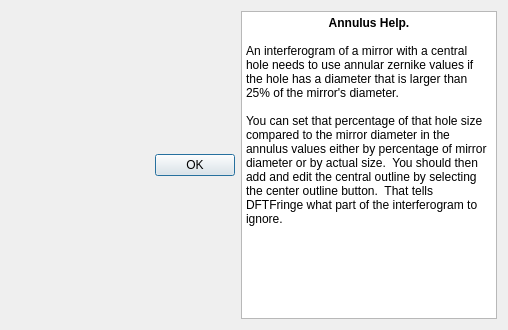
Old version of the form annulushelpdlg.ui in the repository githubdoe/DFTFringe.
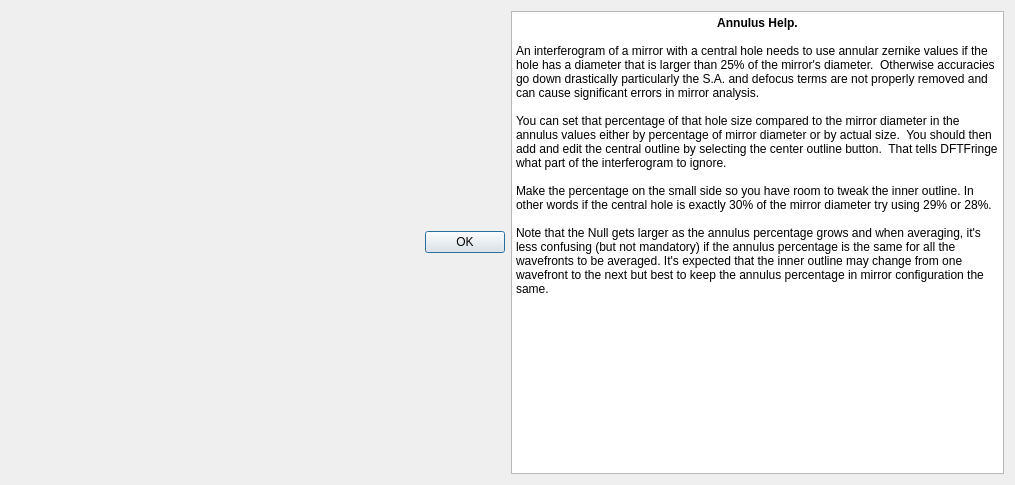
New version of the form.

Commit message: issue #258 improve annulus help text

```diff
--- a/annulushelpdlg.ui
+++ b/annulushelpdlg.ui
@@ -6,8 +6,8 @@
    <rect>
     <x>0</x>
     <y>0</y>
-    <width>508</width>
-    <height>330</height>
+    <width>1015</width>
+    <height>485</height>
    </rect>
   </property>
   <property name="windowTitle">
@@ -33,13 +33,20 @@
       <string>&lt;!DOCTYPE HTML PUBLIC &quot;-//W3C//DTD HTML 4.0//EN&quot; &quot;http://www.w3.org/TR/REC-html40/strict.dtd&quot;&gt;
 &lt;html&gt;&lt;head&gt;&lt;meta name=&quot;qrichtext&quot; content=&quot;1&quot; /&gt;&lt;meta charset=&quot;utf-8&quot; /&gt;&lt;style type=&quot;text/css&quot;&gt;
 p, li { white-space: pre-wrap; }
+hr { height: 1px; border-width: 0; }
+li.unchecked::marker { content: &quot;\2610&quot;; }
+li.checked::marker { content: &quot;\2612&quot;; }
 &lt;/style&gt;&lt;/head&gt;&lt;body style=&quot; font-family:'Segoe UI'; font-size:9pt; font-weight:400; font-style:normal;&quot;&gt;
 &lt;p align=&quot;center&quot; style=&quot; margin-top:0px; margin-bottom:0px; margin-left:0px; margin-right:0px; -qt-block-indent:0; text-indent:0px;&quot;&gt;&lt;span style=&quot; font-weight:700;&quot;&gt;Annulus Help.&lt;/span&gt;&lt;/p&gt;
 &lt;p style=&quot;-qt-paragraph-type:empty; margin-top:0px; margin-bottom:0px; margin-left:0px; margin-right:0px; -qt-block-indent:0; text-indent:0px;&quot;&gt;&lt;br /&gt;&lt;/p&gt;
-&lt;p style=&quot; margin-top:0px; margin-bottom:0px; margin-left:0px; margin-right:0px; -qt-block-indent:0; text-indent:0px;&quot;&gt;An interferogram of a mirror with a central hole needs to use annular zernike values if the hole has a diameter that is larger than 25% of the mirror's diameter.&lt;/p&gt;
+&lt;p style=&quot; margin-top:0px; margin-bottom:0px; margin-left:0px; margin-right:0px; -qt-block-indent:0; text-indent:0px;&quot;&gt;An interferogram of a mirror with a central hole needs to use annular zernike values if the hole has a diameter that is larger than 25% of the mirror's diameter.  Otherwise accuracies go down drastically particularly the S.A. and defocus terms are not properly removed and can cause significant errors in mirror analysis.&lt;/p&gt;
 &lt;p style=&quot;-qt-paragraph-type:empty; margin-top:0px; margin-bottom:0px; margin-left:0px; margin-right:0px; -qt-block-indent:0; text-indent:0px;&quot;&gt;&lt;br /&gt;&lt;/p&gt;
 &lt;p style=&quot; margin-top:0px; margin-bottom:0px; margin-left:0px; margin-right:0px; -qt-block-indent:0; text-indent:0px;&quot;&gt;You can set that percentage of that hole size compared to the mirror diameter in the annulus values either by percentage of mirror diameter or by actual size.  You should then add and edit the central outline by selecting the center outline button.  That tells DFTFringe what part of the interferogram to ignore.  &lt;/p&gt;
 &lt;p style=&quot;-qt-paragraph-type:empty; margin-top:0px; margin-bottom:0px; margin-left:0px; margin-right:0px; -qt-block-indent:0; text-indent:0px;&quot;&gt;&lt;br /&gt;&lt;/p&gt;
+&lt;p style=&quot; margin-top:0px; margin-bottom:0px; margin-left:0px; margin-right:0px; -qt-block-indent:0; text-indent:0px;&quot;&gt;Make the percentage on the small side so you have room to tweak the inner outline. In other words if the central hole is exactly 30% of the mirror diameter try using 29% or 28%.&lt;/p&gt;
+&lt;p style=&quot;-qt-paragraph-type:empty; margin-top:0px; margin-bottom:0px; margin-left:0px; margin-right:0px; -qt-block-indent:0; text-indent:0px;&quot;&gt;&lt;br /&gt;&lt;/p&gt;
+&lt;p style=&quot; margin-top:0px; margin-bottom:0px; margin-left:0px; margin-right:0px; -qt-block-indent:0; text-indent:0px;&quot;&gt;Note that the Null gets larger as the annulus percentage grows and when averaging, it's less confusing (but not mandatory) if the annulus percentage is the same for all the wavefronts to be averaged. It's expected that the inner outline may change from one wavefront to the next but best to keep the annulus percentage in mirror configuration the same.&lt;/p&gt;
+&lt;p style=&quot;-qt-paragraph-type:empty; margin-top:0px; margin-bottom:0px; margin-left:0px; margin-right:0px; -qt-block-indent:0; text-indent:0px;&quot;&gt;&lt;br /&gt;&lt;/p&gt;
 &lt;p style=&quot;-qt-paragraph-type:empty; margin-top:0px; margin-bottom:0px; margin-left:0px; margin-right:0px; -qt-block-indent:0; text-indent:0px;&quot;&gt;&lt;br /&gt;&lt;/p&gt;
 &lt;p style=&quot;-qt-paragraph-type:empty; margin-top:0px; margin-bottom:0px; margin-left:0px; margin-right:0px; -qt-block-indent:0; text-indent:0px;&quot;&gt;&lt;br /&gt;&lt;/p&gt;
 &lt;p style=&quot;-qt-paragraph-type:empty; margin-top:0px; margin-bottom:0px; margin-left:0px; margin-right:0px; -qt-block-indent:0; text-indent:0px;&quot;&gt;&lt;br /&gt;&lt;/p&gt;&lt;/body&gt;&lt;/html&gt;</string>
```
